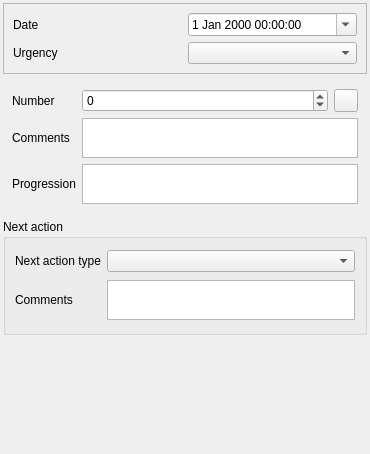
This is config/base3/qgswidgets/lamia_form_observation_ui.ui in Artelia/Lamia as Qt 5 draws it before an edit. The edited form follows.
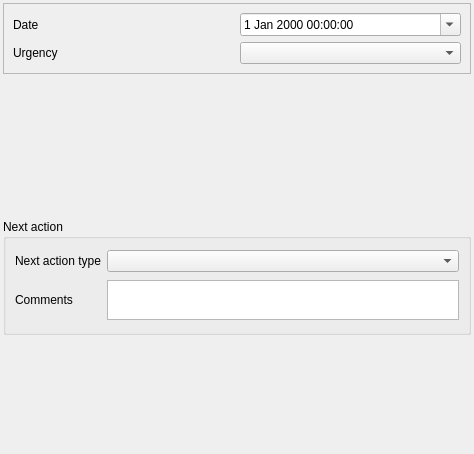
This is the edited form. The open tabs and pages were chosen to show the change. Icons and pictures are not drawn.

Diff of the .ui file:
```diff
--- a/config/base3/qgswidgets/lamia_form_observation_ui.ui
+++ b/config/base3/qgswidgets/lamia_form_observation_ui.ui
@@ -6,7 +6,7 @@
    <rect>
     <x>0</x>
     <y>0</y>
-    <width>370</width>
+    <width>474</width>
     <height>454</height>
    </rect>
   </property>
@@ -177,6 +177,7 @@
        </item>
       </layout>
      </widget>
+     <widget class="QWidget" name="surface"/>
     </widget>
    </item>
    <item>
```
Left out of the diff: 6 changed lines with no effect on the pictures.
